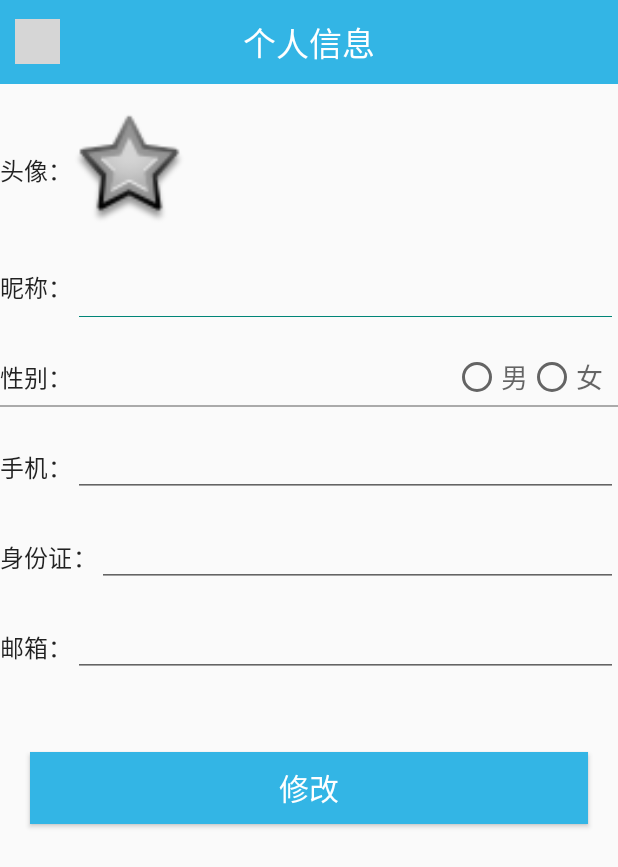
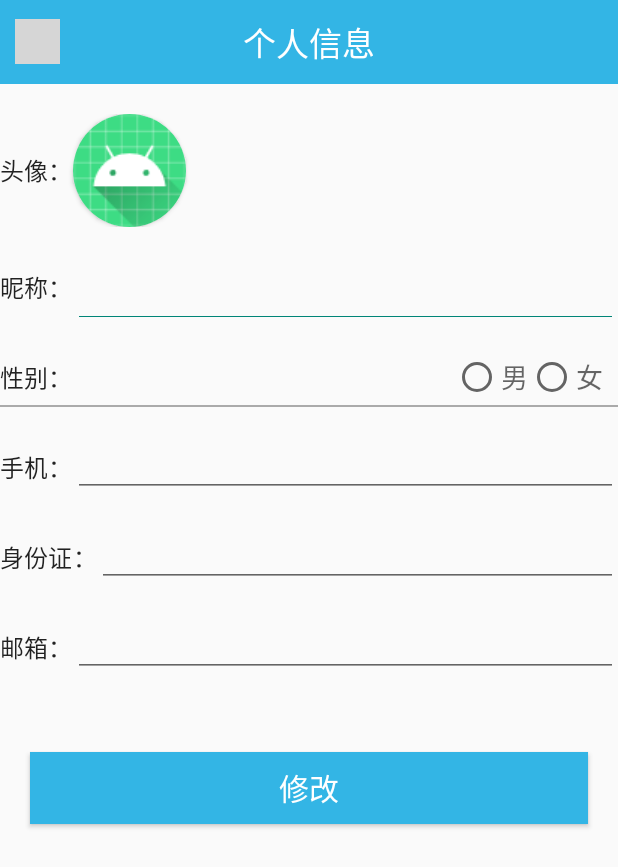
Before and after one commit to Astra1427/SmartCity, an Android app: the UserInfoActivity screen opened directly, with no data from a screen before it, on a phone screen of 412 x 824 dp. Shown: the top 867 px of the screen. Run offline under Robolectric (Android 15) with nearby library versions, the phone set to English and light mode, and no system bars; libraries missing offline, so code that uses them is left out: com.lljjcoder, com.lljjcoder.style; pictures from the network do not load; 1 statement that could not run was skipped; grey boxes are pictures that could not be loaded.

Commit message:
如果用户没有头像，则显示默认头像，用CardView实现圆形头像

```diff
--- a/app/src/main/res/layout/activity_user_info.xml
+++ b/app/src/main/res/layout/activity_user_info.xml
@@ -23,12 +23,20 @@
             style="@style/TextAppearance.Material3.TitleMedium"
             android:layout_gravity="center_vertical"
             />
-        <ImageView
-            android:layout_width="75dp"
-            android:layout_height="75dp"
-            android:scaleType="centerCrop"
-            android:src="@android:drawable/star_big_off"
-            />
+        <androidx.cardview.widget.CardView
+            android:layout_width="wrap_content"
+            android:layout_height="wrap_content"
+            app:cardCornerRadius="100dp">
+            <ImageView
+                android:layout_width="75dp"
+                android:layout_height="75dp"
+                android:scaleType="centerCrop"
+                android:src="@drawable/ic_launcher_foreground"
+                android:background="@drawable/ic_launcher_background"
+                android:scaleY="1.5"
+                android:scaleX="1.5"
+                />
+        </androidx.cardview.widget.CardView>
     </LinearLayout>
 
     <LinearLayout
```
Also changed, not shown: app/src/main/res/layout/fragment_my.xml (+17 -6 lines).
